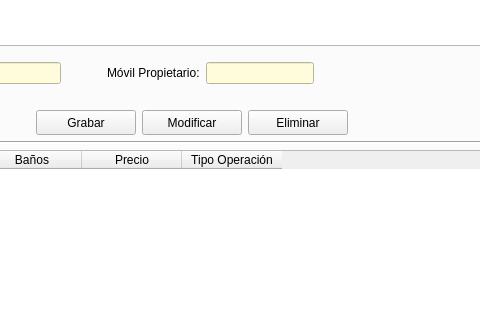
AmarinoLama/desarrolloInterfaces_Proyecto, file templates/venPrincipal.ui: the form before one commit; both pictures show x 459 to 939 and y 244 to 564 of the 1302 by 841 pixel window.
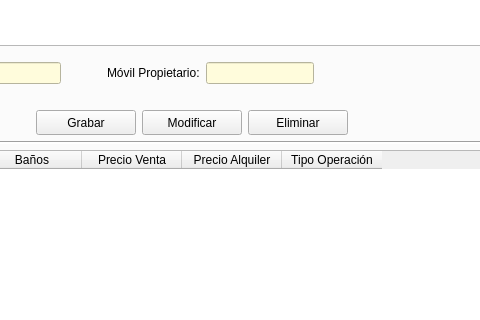
The form after the commit. Icons and pictures are not drawn.

What changed in the file:
```diff
--- a/templates/venPrincipal.ui
+++ b/templates/venPrincipal.ui
@@ -1520,6 +1520,9 @@
         </item>
         <item>
          <widget class="QTableWidget" name="tablaPropiedades">
+          <attribute name="verticalHeaderVisible">
+           <bool>false</bool>
+          </attribute>
           <column>
            <property name="text">
             <string>Código</string>
@@ -1547,7 +1550,12 @@
           </column>
           <column>
            <property name="text">
-            <string>Precio</string>
+            <string>Precio Venta</string>
+           </property>
+          </column>
+          <column>
+           <property name="text">
+            <string>Precio Alquiler</string>
            </property>
           </column>
           <column>
```
